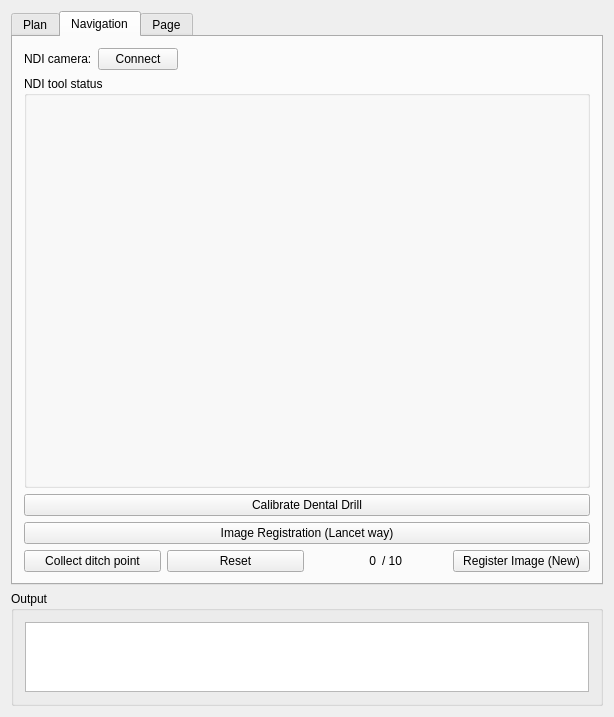
Above: Plugins/org.mitk.lancet.dentalaccuracy/src/internal/DentalAccuracyControls.ui from zhaomengxiao/LancetMITK-Adition before the change. Below: the same form after it.
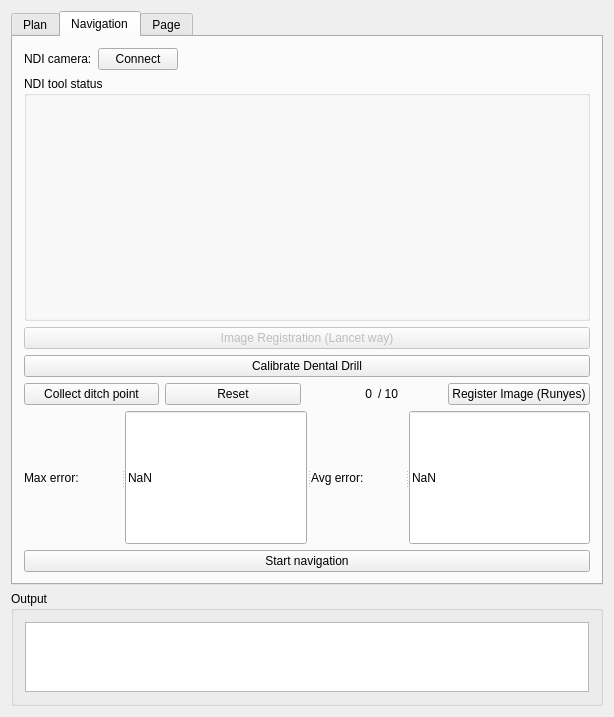
That is the form after the change. The open tabs and pages were chosen to show the change. Custom widgets are drawn as their Qt base class.

Commit message: Dcarer way image registration and mitk IGT decouple

What changed in the file:
```diff
--- a/Plugins/org.mitk.lancet.dentalaccuracy/src/internal/DentalAccuracyControls.ui
+++ b/Plugins/org.mitk.lancet.dentalaccuracy/src/internal/DentalAccuracyControls.ui
@@ -464,22 +464,22 @@
         </widget>
        </item>
        <item row="2" column="0">
-        <widget class="QPushButton" name="pushButton_calibrateDrill">
-         <property name="text">
-          <string>Calibrate Dental Drill</string>
-         </property>
-        </widget>
-       </item>
-       <item row="3" column="0">
         <widget class="QPushButton" name="pushButton_imageRegis">
          <property name="enabled">
-          <bool>true</bool>
+          <bool>false</bool>
          </property>
          <property name="text">
           <string>Image Registration (Lancet way)</string>
          </property>
         </widget>
        </item>
+       <item row="3" column="0">
+        <widget class="QPushButton" name="pushButton_calibrateDrill">
+         <property name="text">
+          <string>Calibrate Dental Drill</string>
+         </property>
+        </widget>
+       </item>
        <item row="4" column="0">
         <layout class="QHBoxLayout" name="horizontalLayout_10">
          <item>
@@ -523,12 +523,46 @@
          <item>
           <widget class="QPushButton" name="pushButton_imageRegisNew">
            <property name="text">
-            <string>Register Image (New)</string>
+            <string>Register Image (Runyes)</string>
            </property>
           </widget>
          </item>
         </layout>
        </item>
+       <item row="5" column="0">
+        <widget class="QSplitter" name="splitter_3">
+         <property name="orientation">
+          <enum>Qt::Horizontal</enum>
+         </property>
+         <widget class="QLabel" name="label_18">
+          <property name="text">
+           <string>Max error: </string>
+          </property>
+         </widget>
+         <widget class="QLineEdit" name="lineEdit_maxError">
+          <property name="text">
+           <string>NaN</string>
+          </property>
+         </widget>
+         <widget class="QLabel" name="label_19">
+          <property name="text">
+           <string>Avg error: </string>
+          </property>
+         </widget>
+         <widget class="QLineEdit" name="lineEdit_avgError">
+          <property name="text">
+           <string>NaN</string>
+          </property>
+         </widget>
+        </widget>
+       </item>
+       <item row="6" column="0">
+        <widget class="QPushButton" name="pushButton_startNavi">
+         <property name="text">
+          <string>Start navigation</string>
+         </property>
+        </widget>
+       </item>
       </layout>
      </widget>
      <widget class="QWidget" name="tab_3">
```
Left out of the diff: 2 changed lines with no effect on the pictures. The commit also changes 4 other files.
